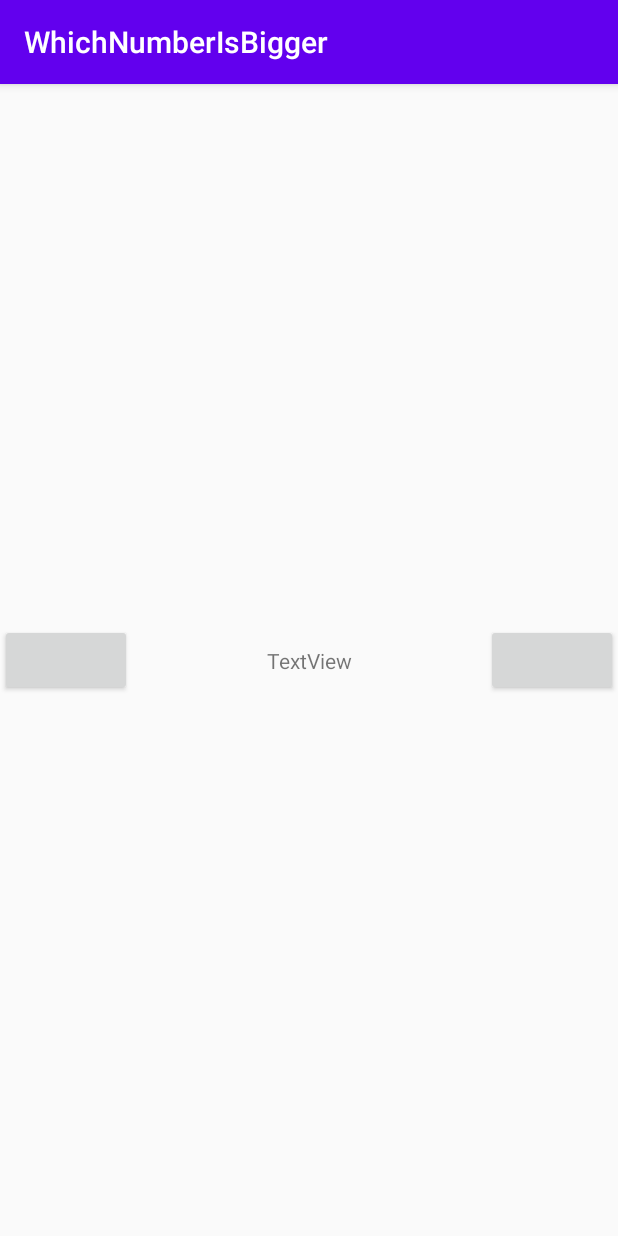
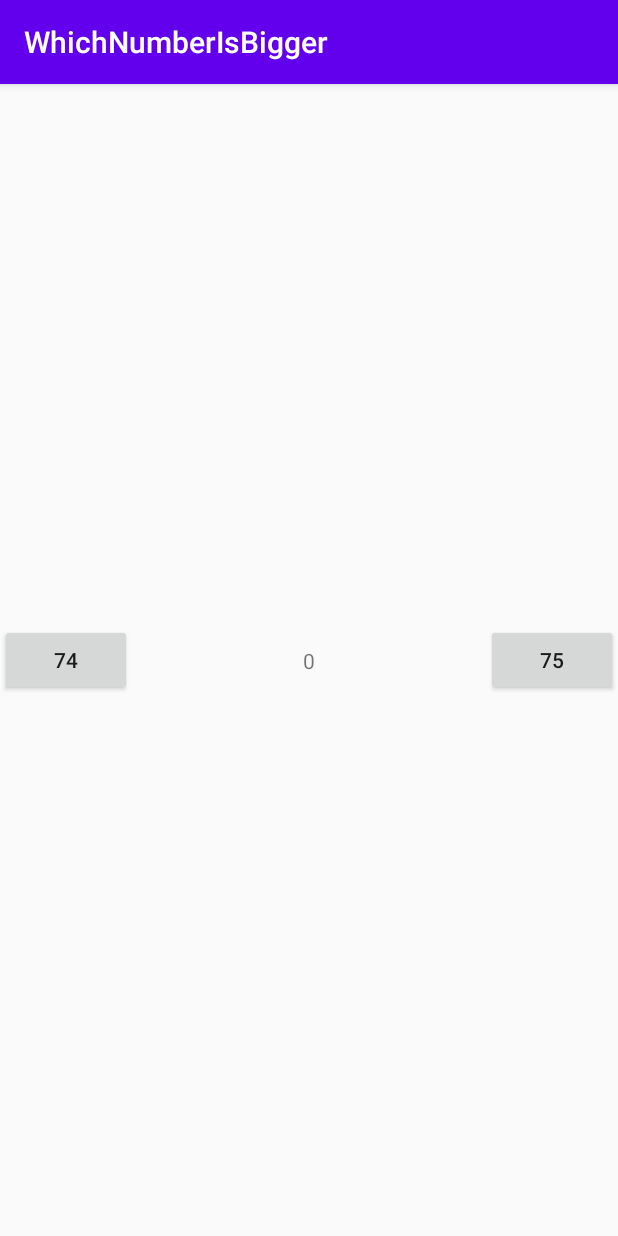
Before and after one commit to elsasheppard/WhichNumberIsBigger, an Android app: the screen it shows after launch (MainActivity), on a phone screen of 412 x 824 dp. Run offline under Robolectric (Android 15) with nearby library versions, the phone set to English and light mode, and no system bars.

Commit message:
Make buttons correctly access random numbers

```diff
--- a/app/src/main/java/com/example/whichnumberisbigger/MainActivity.kt
+++ b/app/src/main/java/com/example/whichnumberisbigger/MainActivity.kt
@@ -19,25 +19,27 @@ class MainActivity : AppCompatActivity() {
         // do your initial setup here in the onCreate
         // generate two random numbers
         // assign those numbers to the buttons
+        button_main_left.setText(generateNumbers().toString())
+        button_main_right.setText(generateNumbers().toString())
         // set an initial score to 0
+        textView_main_score.setText(score.toString())
 
     }
 
-    fun generateNumbers()
-    {
+    fun generateNumbers(): Int {
         // code to make new random numbers
-        leftRandInt = (Math.random()*100 +1).toInt()
-        rightRandInt = (Math.random()*100 +1).toInt()
+        return (Math.random()*100 +1).toInt()
+
     }
 
     fun onLeftClick(view: View){
-        button_main_left.setText(leftRandInt.toString())
+        button_main_left.text.toString().toInt()
         // read the buttons
 
 
     }
     fun onRightClick(view: View){
-        button_main_right.setText(rightRandInt.toString())
+
 
     }
 
```
